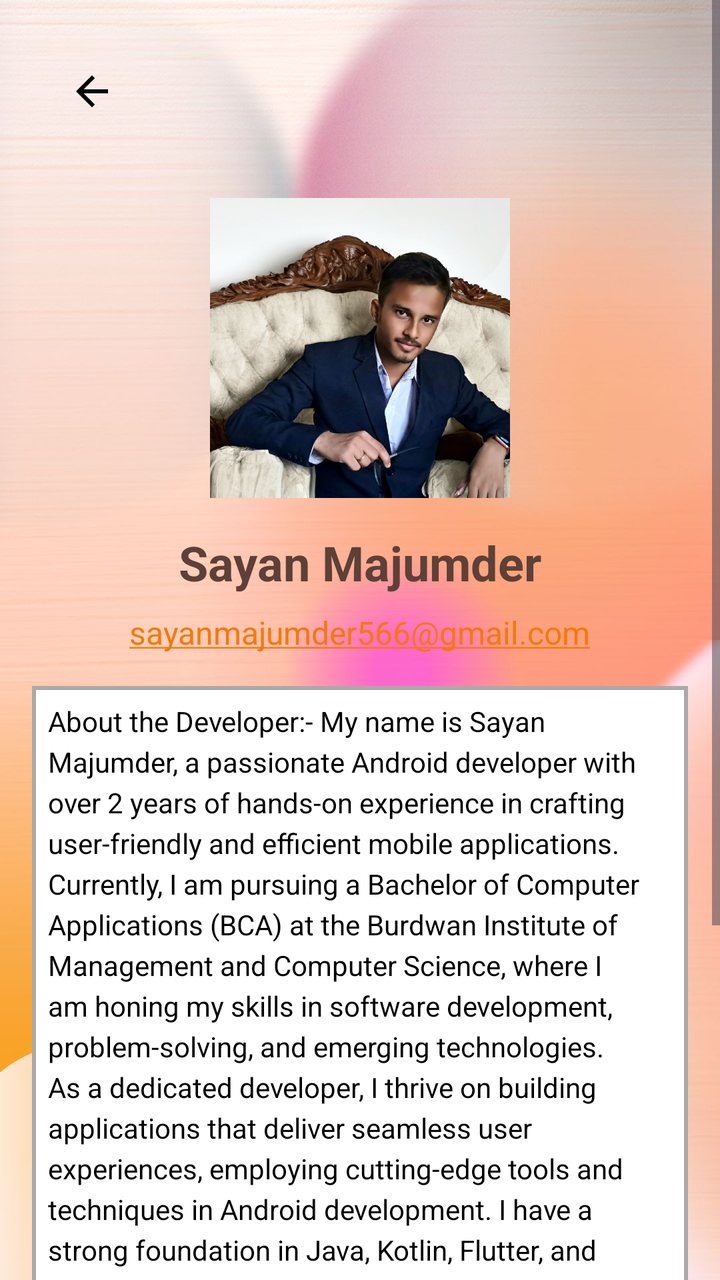
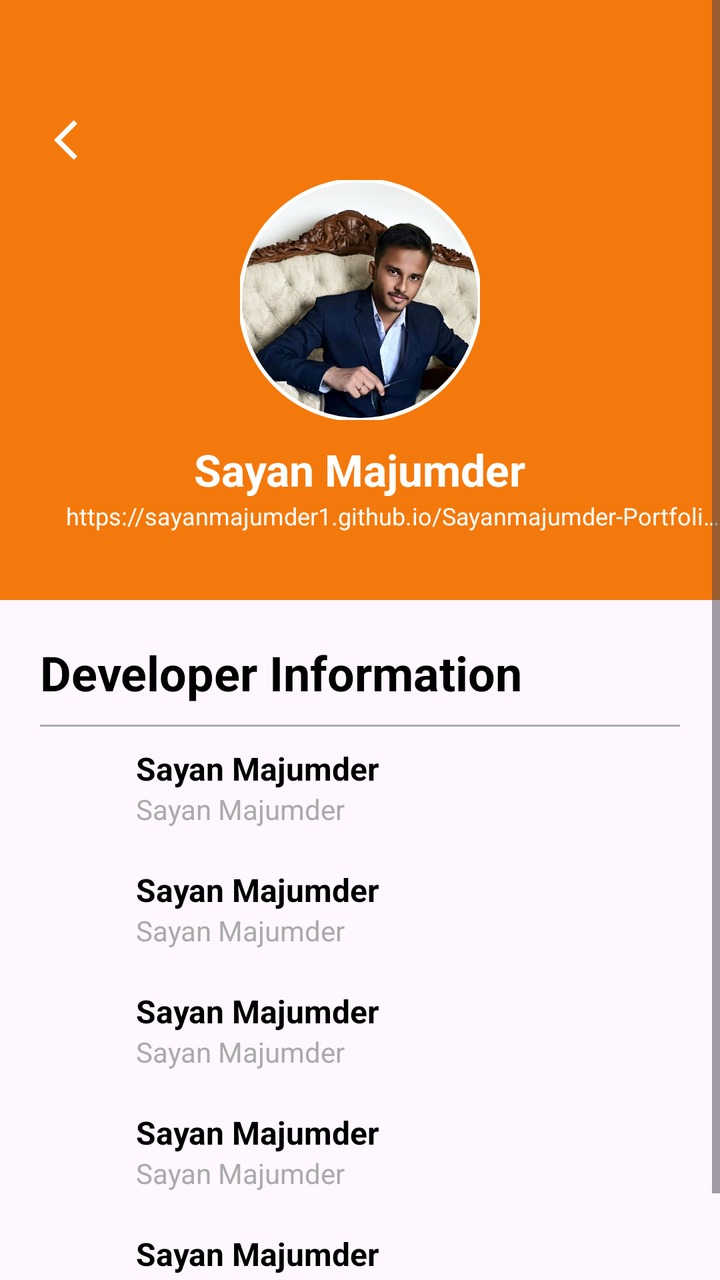

The first picture is an Android layout as it rendered before a commit; the second is the same layout after the commit. The layout source and the unified diff follow.
<!-- AndroidManifest.xml: application theme Theme.MyApplication -->
<!-- res/layout/activity_devoloperdetails.xml -->
<?xml version="1.0" encoding="utf-8"?>
<androidx.constraintlayout.widget.ConstraintLayout
    xmlns:android="http://schemas.android.com/apk/res/android"
    xmlns:app="http://schemas.android.com/apk/res-auto"
    xmlns:tools="http://schemas.android.com/tools"
    android:layout_width="match_parent"
    android:layout_height="match_parent"
    android:background="@drawable/untitleddesignh"
    tools:context=".devoloperdetails"
    android:id="@+id/edittext"
    tools:ignore="Overdraw">

    
    <ScrollView
        android:layout_width="match_parent"
        android:layout_height="match_parent">

        <androidx.constraintlayout.widget.ConstraintLayout
            android:layout_width="match_parent"
            android:layout_height="wrap_content"
            android:padding="16dp">

            
            <ImageButton
                android:id="@+id/button711"
                android:layout_width="28dp"
                android:layout_height="43dp"
                android:layout_marginStart="16dp"
                android:layout_marginTop="8dp"
                android:background="@null"
                android:src="@drawable/baseline_arrow_back_24"
                app:layout_constraintStart_toStartOf="parent"
                app:layout_constraintTop_toTopOf="parent"
                tools:ignore="ContentDescription,ImageContrastCheck,SpeakableTextPresentCheck,TouchTargetSizeCheck" />

            
            <ImageView
                android:id="@+id/developerImage"
                android:layout_width="150dp"
                android:layout_height="150dp"
                android:layout_marginTop="32dp"
                android:src="@drawable/devoloper"
                android:contentDescription="@string/hii"
                android:scaleType="centerCrop"
                android:background="@drawable/circle_background"
                android:transitionName="developerImageTransition"
                app:layout_constraintTop_toBottomOf="@+id/button711"
                app:layout_constraintStart_toStartOf="parent"
                app:layout_constraintEnd_toEndOf="parent" />

            
            <TextView
                android:id="@+id/developerName"
                android:layout_width="wrap_content"
                android:layout_height="wrap_content"
                android:layout_marginTop="16dp"
                android:text="@string/devoloper"
                android:textColor="#5D4037"
                android:textSize="24sp"
                android:textStyle="bold"
                app:layout_constraintEnd_toEndOf="parent"
                app:layout_constraintStart_toStartOf="parent"
                app:layout_constraintTop_toBottomOf="@+id/developerImage" />

            
            <TextView
                android:id="@+id/developerEmail"
                android:layout_width="wrap_content"
                android:layout_height="wrap_content"
                android:autoLink="email"
                android:text="@string/sayanmajumder566"
                android:textColor="@color/gray"
                android:textSize="16sp"
                app:layout_constraintTop_toBottomOf="@+id/developerName"
                app:layout_constraintStart_toStartOf="parent"
                app:layout_constraintEnd_toEndOf="parent"
                android:layout_marginTop="8dp"
                tools:ignore="TextContrastCheck" />

            
            <TextView
                android:id="@+id/aboutDeveloper"
                android:layout_width="0dp"
                android:layout_height="wrap_content"
                android:layout_marginTop="16dp"
                android:text="@string/devoloperabout"
                android:textColor="@color/black"
                android:textSize="14sp"
                android:lineSpacingExtra="4dp"
                android:padding="8dp"
                android:background="@drawable/rectangle"
                app:layout_constraintTop_toBottomOf="@+id/developerEmail"
                app:layout_constraintStart_toStartOf="parent"
                app:layout_constraintEnd_toEndOf="parent"
                tools:ignore="VisualLintLongText" />

            
            <Button
                android:id="@+id/sendEmailButton"
                android:layout_width="wrap_content"
                android:layout_height="wrap_content"
                android:layout_marginTop="16dp"
                android:backgroundTint="@color/purple_500"
                android:text="@string/send"
                android:textColor="#FFCCBC"
                app:layout_constraintBottom_toBottomOf="parent"
                app:layout_constraintEnd_toEndOf="parent"
                app:layout_constraintStart_toStartOf="parent"
                app:layout_constraintTop_toBottomOf="@+id/aboutDeveloper"
                tools:ignore="TextContrastCheck,TextContrastCheck" />

        </androidx.constraintlayout.widget.ConstraintLayout>
    </ScrollView>

</androidx.constraintlayout.widget.ConstraintLayout>
<!-- resources referenced by this layout -->
<resources>
  <color name="black">#FF000000</color>
  <color name="gray">#808080</color>
  <color name="purple_500">#6200EE</color>
  <!-- drawable baseline_arrow_back_24 (drawable) -->
  <vector android:autoMirrored="true" android:height="24dp"
      android:tint="#000000" android:viewportHeight="24"
      android:viewportWidth="24" android:width="24dp" xmlns:android="http://schemas.android.com/apk/res/android">
      <path android:fillColor="@android:color/white" android:pathData="M20,11H7.83l5.59,-5.59L12,4l-8,8 8,8 1.41,-1.41L7.83,13H20v-2z"/>
  </vector>
  <!-- drawable circle_background (drawable) -->
  <?xml version="1.0" encoding="utf-8"?>
  <shape xmlns:android="http://schemas.android.com/apk/res/android">
      <solid android:color="@android:color/white"/>
      <corners android:radius="75dp"/>
      <stroke android:width="2dp" android:color="@android:color/darker_gray"/>
  </shape>
  <!-- drawable devoloper: jpg bitmap (drawable-mdpi, 267137 bytes) -->
  <!-- drawable rectangle (drawable) -->
  <?xml version="1.0" encoding="utf-8"?>
  <shape xmlns:android="http://schemas.android.com/apk/res/android">
      <solid android:color="@android:color/white"/>
  
      <stroke android:width="2dp" android:color="@android:color/darker_gray"/>
  </shape>
  <!-- drawable untitleddesignh: jpg bitmap (drawable-mdpi, 84470 bytes) -->
  <string name="devoloper">Sayan Majumder</string>
  <string name="devoloperabout">About the Developer:- My name is Sayan Majumder, a passionate Android developer with over 2 years of hands-on experience in crafting user-friendly and efficient mobile applications. Currently, I am pursuing a Bachelor of Computer Applications (BCA) at the Burdwan Institute of Management and Computer Science, where I am honing my skills in software development, problem-solving, and emerging technologies. As a dedicated developer, I thrive on building applications that deliver seamless user experiences, employing cutting-edge tools and techniques in Android development. I have a strong foundation in Java, Kotlin, Flutter, and mobile architecture, with a focus on clean, maintainable, and scalable code. When I\'m not coding, I’m exploring new technologies and enhancing my expertise to deliver innovative solutions. My journey in Android development reflects my commitment to providing high-quality applications that meet user needs and industry standards.</string>
  <string name="hii">hii</string>
  <string name="sayanmajumder566">sayanmajumder566@gmail.com</string>
  <string name="send">Send Email</string>
  <style name="Theme.MyApplication" parent="Base.Theme.MyApplication" />
  <style name="Base.Theme.MyApplication" parent="Theme.Material3.DayNight.NoActionBar">
          
          
  
          <item name="colorPrimary">#F4790C</item>
      </style>
</resources>

<!-- the commit's change to res/layout/activity_devoloperdetails.xml (unified diff, before → after) -->
@@ -1,115 +1,191 @@
 <?xml version="1.0" encoding="utf-8"?>
-<androidx.constraintlayout.widget.ConstraintLayout
-    xmlns:android="http://schemas.android.com/apk/res/android"
+<ScrollView xmlns:android="http://schemas.android.com/apk/res/android"
     xmlns:app="http://schemas.android.com/apk/res-auto"
     xmlns:tools="http://schemas.android.com/tools"
     android:layout_width="match_parent"
     android:layout_height="match_parent"
-    android:background="@drawable/untitleddesignh"
-    tools:context=".devoloperdetails"
-    android:id="@+id/edittext"
-    tools:ignore="Overdraw">
+    android:fillViewport="true">
 
-    
-    <ScrollView
+    <LinearLayout
         android:layout_width="match_parent"
-        android:layout_height="match_parent">
+        android:layout_height="wrap_content"
+        android:orientation="vertical">
 
-        <androidx.constraintlayout.widget.ConstraintLayout
+        
+        <RelativeLayout
             android:layout_width="match_parent"
-            android:layout_height="wrap_content"
-            android:padding="16dp">
+            android:layout_height="300dp"
+            android:background="#F4790C"
+            android:paddingTop="50dp"
+            android:paddingBottom="30dp">
 
             
             <ImageButton
-                android:id="@+id/button711"
-                android:layout_width="28dp"
-                android:layout_height="43dp"
-                android:layout_marginStart="16dp"
-                android:layout_marginTop="8dp"
+                android:id="@+id/button7"
+                android:layout_width="@dimen/dim_46"
+                android:layout_height="@dimen/dim_34"
+                android:layout_marginStart="@dimen/dim_16"
+                android:layout_marginTop="@dimen/dim_3"
                 android:background="@null"
-                android:src="@drawable/baseline_arrow_back_24"
+                android:src="@drawable/baseline_arrow_back_ios_24"
+                app:tint="@android:color/white"
+                app:layout_constraintBottom_toBottomOf="parent"
+                app:layout_constraintEnd_toEndOf="parent"
+                app:layout_constraintHorizontal_bias="0.0"
                 app:layout_constraintStart_toStartOf="parent"
                 app:layout_constraintTop_toTopOf="parent"
-                tools:ignore="ContentDescription,ImageContrastCheck,SpeakableTextPresentCheck,TouchTargetSizeCheck" />
+                tools:ignore="ContentDescription,ImageContrastCheck,MissingConstraints,SpeakableTextPresentCheck,TouchTargetSizeCheck,VisualLintBounds">
 
-            
-            <ImageView
-                android:id="@+id/developerImage"
-                android:layout_width="150dp"
-                android:layout_height="150dp"
-                android:layout_marginTop="32dp"
+            </ImageButton>
+
+            <com.google.android.material.imageview.ShapeableImageView
+                android:id="@+id/profile_image"
+                android:layout_width="120dp"
+                android:layout_height="120dp"
                 android:src="@drawable/devoloper"
-                android:contentDescription="@string/hii"
                 android:scaleType="centerCrop"
-                android:background="@drawable/circle_background"
-                android:transitionName="developerImageTransition"
-                app:layout_constraintTop_toBottomOf="@+id/button711"
-                app:layout_constraintStart_toStartOf="parent"
-                app:layout_constraintEnd_toEndOf="parent" />
+                android:layout_centerHorizontal="true"
+                android:layout_marginTop="40dp"
+                app:strokeWidth="2dp"
+                app:strokeColor="@android:color/white"
+                app:shapeAppearanceOverlay="@style/CircleImageView"/>
+
+
 
             
             <TextView
-                android:id="@+id/developerName"
+                android:id="@+id/username"
                 android:layout_width="wrap_content"
                 android:layout_height="wrap_content"
-                android:layout_marginTop="16dp"
-                android:text="@string/devoloper"
-                android:textColor="#5D4037"
-                android:textSize="24sp"
+                android:layout_below="@id/profile_image"
+                android:layout_centerHorizontal="true"
+                android:layout_marginTop="10dp"
+                android:text="@string/developer_name"
+                android:textColor="@android:color/white"
+                android:textSize="22sp"
                 android:textStyle="bold"
-                app:layout_constraintEnd_toEndOf="parent"
-                app:layout_constraintStart_toStartOf="parent"
-                app:layout_constraintTop_toBottomOf="@+id/developerImage" />
-
-            
-            <TextView
-                android:id="@+id/developerEmail"
-                android:layout_width="wrap_content"
-                android:layout_height="wrap_content"
-                android:autoLink="email"
-                android:text="@string/sayanmajumder566"
-                android:textColor="@color/gray"
-                android:textSize="16sp"
-                app:layout_constraintTop_toBottomOf="@+id/developerName"
-                app:layout_constraintStart_toStartOf="parent"
-                app:layout_constraintEnd_toEndOf="parent"
-                android:layout_marginTop="8dp"
                 tools:ignore="TextContrastCheck" />
 
             
             <TextView
-                android:id="@+id/aboutDeveloper"
-                android:layout_width="0dp"
+                android:id="@+id/website_link"
+                android:layout_width="363dp"
+                android:layout_height="25dp"
+                android:layout_below="@id/username"
+                android:layout_marginStart="32dp"
+                android:layout_marginTop="-4dp"
+                android:clickable="true"
+                android:ellipsize="end"
+                android:focusable="true"
+                android:gravity="center"
+                android:maxLines="1"
+                android:minHeight="49dp"
+                android:text="@string/developer_website"
+                android:textColor="@android:color/white"
+                android:textSize="12sp"
+                tools:ignore="TouchTargetSizeCheck,TextContrastCheck,TextSizeCheck" />
+
+
+        </RelativeLayout>
+
+        
+        <LinearLayout
+            android:layout_width="match_parent"
+            android:layout_height="wrap_content"
+            android:padding="20dp"
+            android:orientation="vertical">
+
+            <TextView
+                android:layout_width="wrap_content"
                 android:layout_height="wrap_content"
-                android:layout_marginTop="16dp"
-                android:text="@string/devoloperabout"
-                android:textColor="@color/black"
-                android:textSize="14sp"
-                android:lineSpacingExtra="4dp"
-                android:padding="8dp"
-                android:background="@drawable/rectangle"
-                app:layout_constraintTop_toBottomOf="@+id/developerEmail"
-                app:layout_constraintStart_toStartOf="parent"
-                app:layout_constraintEnd_toEndOf="parent"
-                tools:ignore="VisualLintLongText" />
+                android:text="@string/developer_information"
+                android:textSize="24sp"
+                android:textStyle="bold"
+                android:textColor="@android:color/black"/>
+
+            <View
+                android:layout_width="match_parent"
+                android:layout_height="1dp"
+                android:background="@android:color/darker_gray"
+                android:layout_marginTop="10dp"/>
 
             
-            <Button
-                android:id="@+id/sendEmailButton"
-                android:layout_width="wrap_content"
-                android:layout_height="wrap_content"
-                android:layout_marginTop="16dp"
-                android:backgroundTint="@color/purple_500"
-                android:text="@string/send"
-                android:textColor="#FFCCBC"
-                app:layout_constraintBottom_toBottomOf="parent"
-                app:layout_constraintEnd_toEndOf="parent"
-                app:layout_constraintStart_toStartOf="parent"
-                app:layout_constraintTop_toBottomOf="@+id/aboutDeveloper"
-                tools:ignore="TextContrastCheck,TextContrastCheck" />
+            <include layout="@layout/info_tile"
+                android:id="@+id/name_info"
+                android:tag="Name:Sayan Majumder"
 
-        </androidx.constraintlayout.widget.ConstraintLayout>
-    </ScrollView>
+                tools:ignore="RtlHardcoded" />
 
-</androidx.constraintlayout.widget.ConstraintLayout>
+            
+            <include layout="@layout/info_tile"
+                android:id="@+id/phone_info"
+                android:tag="Mobile:+91-9883422711"
+
+                tools:ignore="RtlHardcoded" />
+
+            
+            <include layout="@layout/info_tile"
+                android:id="@+id/email_info"
+                android:clickable="true"
+                android:focusable="true"/>
+
+
+            
+            <include layout="@layout/info_tile"
+                android:id="@+id/address_info"
+                android:tag="Address:West Bengal, Purba Bardhaman"
+                android:drawableLeft="@drawable/twotone_add_location_alt_24"
+                tools:ignore="RtlHardcoded" />
+
+            
+            <include layout="@layout/info_tile"
+                android:id="@+id/dob_info"
+                android:tag="D.O.B:10-04-2005"
+               />
+
+        </LinearLayout>
+    </LinearLayout>
+</ScrollView>
+<!-- res/layout/info_tile.xml (included above) -->
+<?xml version="1.0" encoding="utf-8"?>
+<LinearLayout xmlns:android="http://schemas.android.com/apk/res/android"
+    xmlns:tools="http://schemas.android.com/tools"
+    android:layout_width="match_parent"
+    android:layout_height="wrap_content"
+    android:orientation="horizontal"
+    android:paddingVertical="10dp"
+    android:gravity="start|center_vertical">
+
+    <ImageView
+        android:id="@+id/icon"
+        android:layout_width="28dp"
+        android:layout_height="28dp"
+        android:tint="#F4790C"
+        android:layout_marginEnd="20dp"
+        tools:ignore="ContentDescription,UseAppTint" />
+
+    <LinearLayout
+        android:layout_width="wrap_content"
+        android:layout_height="wrap_content"
+        android:orientation="vertical">
+        <TextView
+            android:id="@+id/label"
+            android:layout_width="wrap_content"
+            android:layout_height="wrap_content"
+            android:textSize="16sp"
+            android:textStyle="bold"
+            android:textColor="@android:color/black"
+            android:text="@string/info_value"
+          />
+
+        <TextView
+            android:id="@+id/value"
+            android:layout_width="wrap_content"
+            android:layout_height="wrap_content"
+            android:text="@string/info_value"
+            android:textColor="@android:color/darker_gray"
+            android:textSize="14sp"
+            tools:ignore="TextContrastCheck" />
+
+    </LinearLayout>
+</LinearLayout>
<!-- resource entries referenced after the edit -->
@@ -1,35 +1,32 @@
 <!-- resources referenced by this layout -->
 <resources>
-  <color name="black">#FF000000</color>
-  <color name="gray">#808080</color>
-  <color name="purple_500">#6200EE</color>
-  <!-- drawable baseline_arrow_back_24 (drawable) -->
-  <vector android:autoMirrored="true" android:height="24dp"
-      android:tint="#000000" android:viewportHeight="24"
-      android:viewportWidth="24" android:width="24dp" xmlns:android="http://schemas.android.com/apk/res/android">
-      <path android:fillColor="@android:color/white" android:pathData="M20,11H7.83l5.59,-5.59L12,4l-8,8 8,8 1.41,-1.41L7.83,13H20v-2z"/>
+  <dimen name="dim_16">16dp</dimen>
+  <dimen name="dim_3">3dp</dimen>
+  <dimen name="dim_34">34dp</dimen>
+  <dimen name="dim_46">46dp</dimen>
+  <!-- drawable baseline_arrow_back_ios_24 (drawable) -->
+  <vector xmlns:android="http://schemas.android.com/apk/res/android" android:autoMirrored="true" android:height="24dp" android:tint="#0C0C0C" android:viewportHeight="24" android:viewportWidth="24" android:width="24dp">
+        
+      <path android:fillColor="@android:color/white" android:pathData="M11.67,3.87L9.9,2.1 0,12l9.9,9.9 1.77,-1.77L3.54,12z"/>
+      
   </vector>
-  <!-- drawable circle_background (drawable) -->
-  <?xml version="1.0" encoding="utf-8"?>
-  <shape xmlns:android="http://schemas.android.com/apk/res/android">
-      <solid android:color="@android:color/white"/>
-      <corners android:radius="75dp"/>
-      <stroke android:width="2dp" android:color="@android:color/darker_gray"/>
-  </shape>
   <!-- drawable devoloper: jpg bitmap (drawable-mdpi, 267137 bytes) -->
-  <!-- drawable rectangle (drawable) -->
-  <?xml version="1.0" encoding="utf-8"?>
-  <shape xmlns:android="http://schemas.android.com/apk/res/android">
-      <solid android:color="@android:color/white"/>
-  
-      <stroke android:width="2dp" android:color="@android:color/darker_gray"/>
-  </shape>
-  <!-- drawable untitleddesignh: jpg bitmap (drawable-mdpi, 84470 bytes) -->
-  <string name="devoloper">Sayan Majumder</string>
-  <string name="devoloperabout">About the Developer:- My name is Sayan Majumder, a passionate Android developer with over 2 years of hands-on experience in crafting user-friendly and efficient mobile applications. Currently, I am pursuing a Bachelor of Computer Applications (BCA) at the Burdwan Institute of Management and Computer Science, where I am honing my skills in software development, problem-solving, and emerging technologies. As a dedicated developer, I thrive on building applications that deliver seamless user experiences, employing cutting-edge tools and techniques in Android development. I have a strong foundation in Java, Kotlin, Flutter, and mobile architecture, with a focus on clean, maintainable, and scalable code. When I\'m not coding, I’m exploring new technologies and enhancing my expertise to deliver innovative solutions. My journey in Android development reflects my commitment to providing high-quality applications that meet user needs and industry standards.</string>
-  <string name="hii">hii</string>
-  <string name="sayanmajumder566">sayanmajumder566@gmail.com</string>
-  <string name="send">Send Email</string>
+  <!-- drawable twotone_add_location_alt_24 (drawable) -->
+  <vector xmlns:android="http://schemas.android.com/apk/res/android" android:autoMirrored="true" android:height="24dp" android:tint="#0C0C0C" android:viewportHeight="24" android:viewportWidth="24" android:width="24dp">
+        
+      <path android:fillAlpha="0.3" android:fillColor="@android:color/white" android:pathData="M14,4.8V7h3v3h1.41c0.06,0.39 0.09,0.79 0.09,1.2c0,2.57 -2.1,5.79 -6.16,9.51L12,21.01l-0.34,-0.31C7.6,16.99 5.5,13.77 5.5,11.2c0,-3.84 2.82,-6.7 6.5,-6.7C12.7,4.5 13.37,4.6 14,4.8z"/>
+        
+      <path android:fillColor="@android:color/white" android:pathData="M20,1v3h3v2h-3v3h-2V6h-3V4h3V1H20zM12,13c-1.1,0 -2,-0.9 -2,-2s0.9,-2 2,-2s2,0.9 2,2S13.1,13 12,13zM14,3.25v2.08C13.38,5.11 12.7,5 12,5c-3.35,0 -6,2.57 -6,6.2c0,2.34 1.95,5.44 6,9.14c4.05,-3.7 6,-6.79 6,-9.14c0,-0.41 -0.03,-0.81 -0.1,-1.2h2.02c0.05,0.39 0.08,0.79 0.08,1.2c0,3.32 -2.67,7.25 -8,11.8c-5.33,-4.55 -8,-8.48 -8,-11.8C4,6.22 7.8,3 12,3C12.68,3 13.35,3.08 14,3.25z"/>
+      
+  </vector>
+  <string name="developer_information">Developer Information</string>
+  <string name="developer_name">Sayan Majumder</string>
+  <string name="developer_website">https://sayanmajumder1.github.io/Sayanmajumder-Portfolio/</string>
+  <string name="info_value">Sayan Majumder</string>
+  <style name="CircleImageView" parent="ShapeAppearance.MaterialComponents.SmallComponent">
+          <item name="cornerFamily">rounded</item>
+          <item name="cornerSize">50%</item>
+      </style>
   <style name="Theme.MyApplication" parent="Base.Theme.MyApplication" />
   <style name="Base.Theme.MyApplication" parent="Theme.Material3.DayNight.NoActionBar">
           
